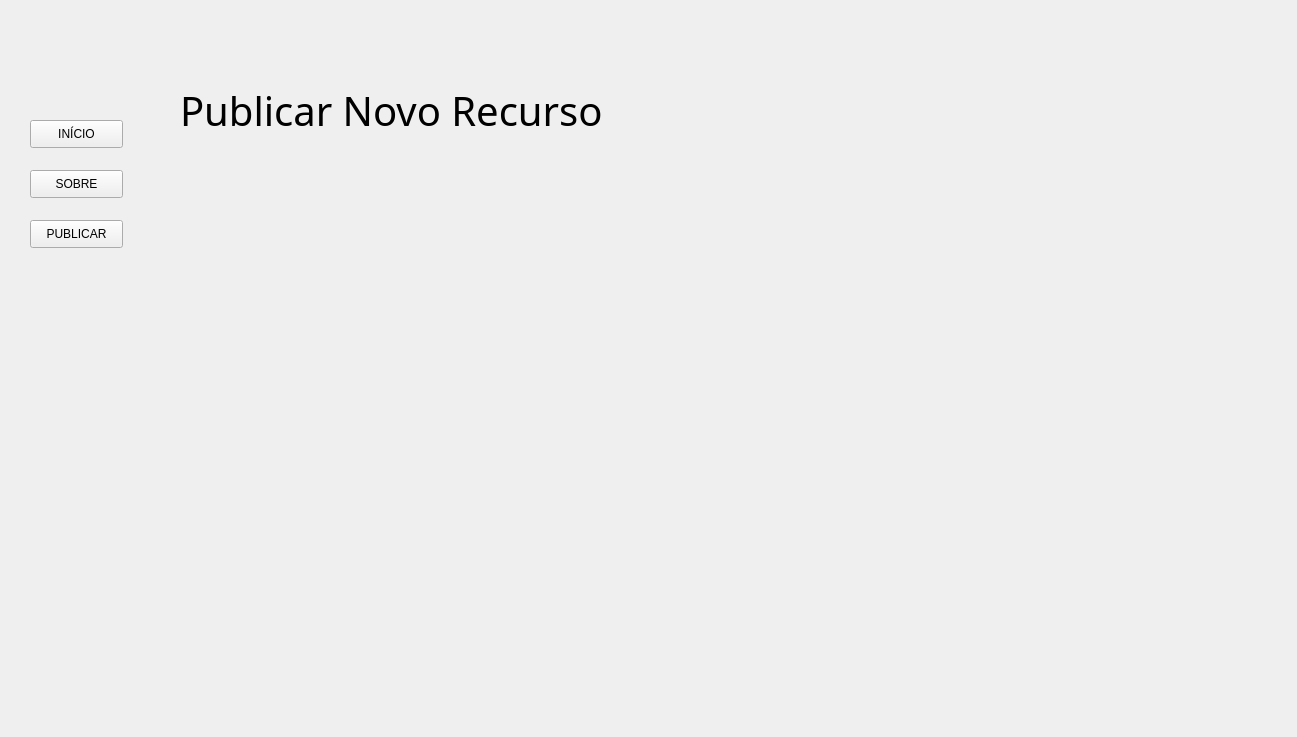
laahnanes/Plataforma-REA, file main.ui: the form before one commit.
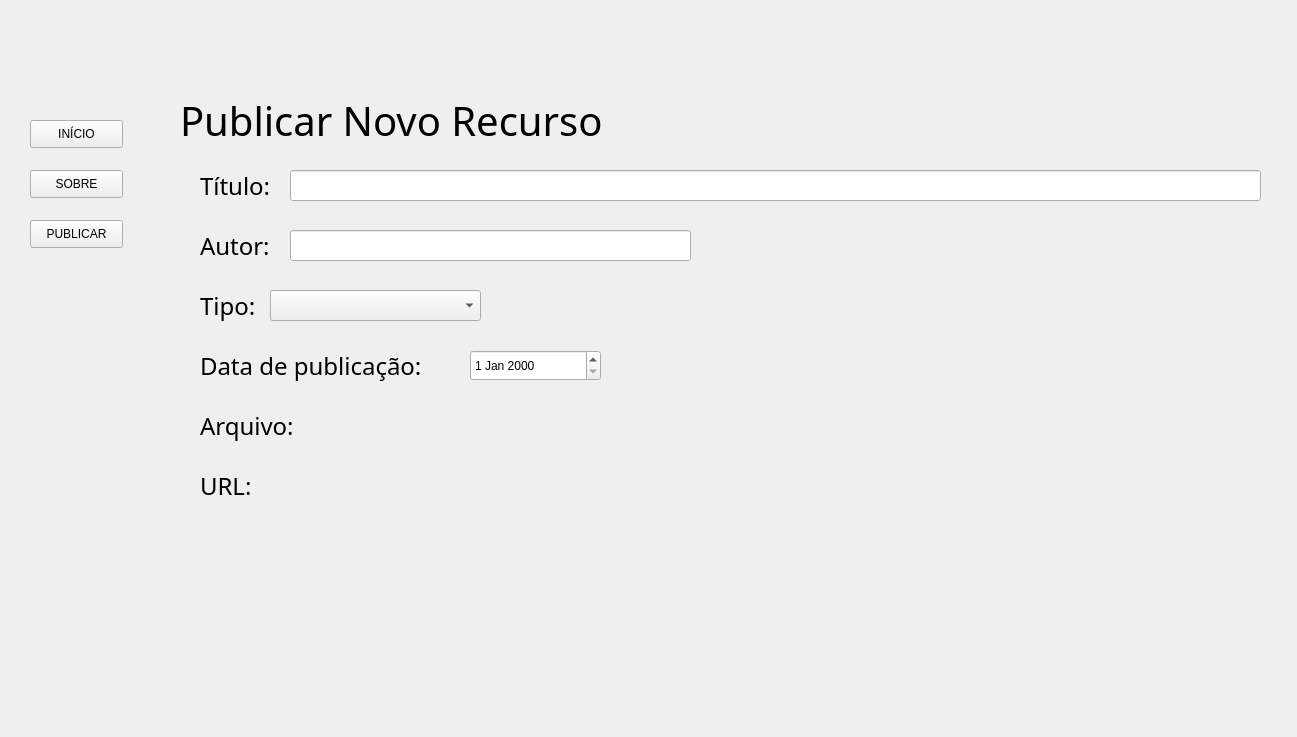
The form after the commit. The open tabs and pages were chosen to show the change. Icons and pictures are not drawn.

Patch:
```diff
--- a/main.ui
+++ b/main.ui
@@ -128,7 +128,7 @@
     <property name="geometry">
      <rect>
       <x>170</x>
-      <y>60</y>
+      <y>70</y>
       <width>1111</width>
       <height>661</height>
      </rect>
@@ -227,6 +227,160 @@
        <string>Publicar Novo Recurso</string>
       </property>
      </widget>
+     <widget class="QLabel" name="titulo_2">
+      <property name="geometry">
+       <rect>
+        <x>30</x>
+        <y>100</y>
+        <width>91</width>
+        <height>31</height>
+       </rect>
+      </property>
+      <property name="font">
+       <font>
+        <family>Biko</family>
+        <pointsize>18</pointsize>
+       </font>
+      </property>
+      <property name="text">
+       <string>Título:</string>
+      </property>
+     </widget>
+     <widget class="QLabel" name="autor">
+      <property name="geometry">
+       <rect>
+        <x>30</x>
+        <y>160</y>
+        <width>81</width>
+        <height>31</height>
+       </rect>
+      </property>
+      <property name="font">
+       <font>
+        <family>Biko</family>
+        <pointsize>18</pointsize>
+       </font>
+      </property>
+      <property name="text">
+       <string>Autor:</string>
+      </property>
+     </widget>
+     <widget class="QLabel" name="tipo">
+      <property name="geometry">
+       <rect>
+        <x>30</x>
+        <y>220</y>
+        <width>71</width>
+        <height>31</height>
+       </rect>
+      </property>
+      <property name="font">
+       <font>
+        <family>Biko</family>
+        <pointsize>18</pointsize>
+       </font>
+      </property>
+      <property name="text">
+       <string>Tipo:</string>
+      </property>
+     </widget>
+     <widget class="QLabel" name="datapubli">
+      <property name="geometry">
+       <rect>
+        <x>30</x>
+        <y>270</y>
+        <width>261</width>
+        <height>51</height>
+       </rect>
+      </property>
+      <property name="font">
+       <font>
+        <family>Biko</family>
+        <pointsize>18</pointsize>
+       </font>
+      </property>
+      <property name="text">
+       <string>Data de publicação:</string>
+      </property>
+     </widget>
+     <widget class="QLineEdit" name="txt_titulo">
+      <property name="geometry">
+       <rect>
+        <x>120</x>
+        <y>100</y>
+        <width>971</width>
+        <height>31</height>
+       </rect>
+      </property>
+     </widget>
+     <widget class="QLineEdit" name="txt_autor">
+      <property name="geometry">
+       <rect>
+        <x>120</x>
+        <y>160</y>
+        <width>401</width>
+        <height>31</height>
+       </rect>
+      </property>
+     </widget>
+     <widget class="QComboBox" name="cb_tipo">
+      <property name="geometry">
+       <rect>
+        <x>100</x>
+        <y>220</y>
+        <width>211</width>
+        <height>31</height>
+       </rect>
+      </property>
+     </widget>
+     <widget class="QDateEdit" name="date_publi">
+      <property name="geometry">
+       <rect>
+        <x>300</x>
+        <y>280</y>
+        <width>131</width>
+        <height>31</height>
+       </rect>
+      </property>
+     </widget>
+     <widget class="QLabel" name="arquivo">
+      <property name="geometry">
+       <rect>
+        <x>30</x>
+        <y>330</y>
+        <width>111</width>
+        <height>51</height>
+       </rect>
+      </property>
+      <property name="font">
+       <font>
+        <family>Biko</family>
+        <pointsize>18</pointsize>
+       </font>
+      </property>
+      <property name="text">
+       <string>Arquivo:</string>
+      </property>
+     </widget>
+     <widget class="QLabel" name="url">
+      <property name="geometry">
+       <rect>
+        <x>30</x>
+        <y>390</y>
+        <width>71</width>
+        <height>51</height>
+       </rect>
+      </property>
+      <property name="font">
+       <font>
+        <family>Biko</family>
+        <pointsize>18</pointsize>
+       </font>
+      </property>
+      <property name="text">
+       <string>URL:</string>
+      </property>
+     </widget>
     </widget>
    </widget>
   </widget>
```
